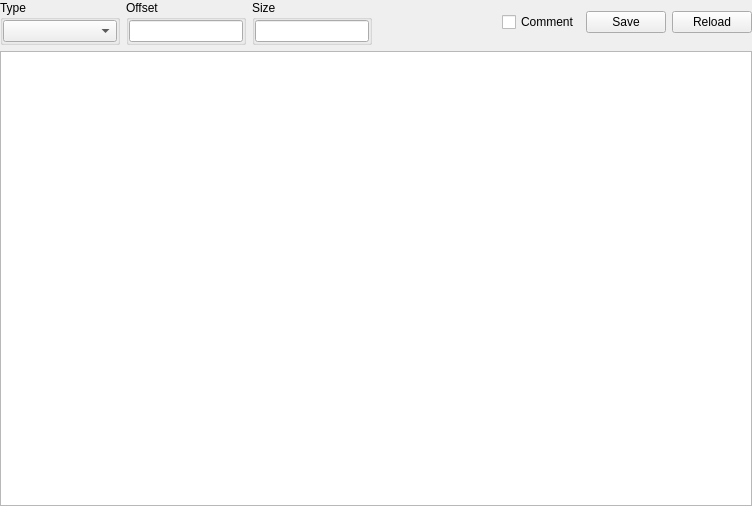
First picture: the form in xfileinfowidget.ui, repository horsicq/XFileInfo, before the edit.
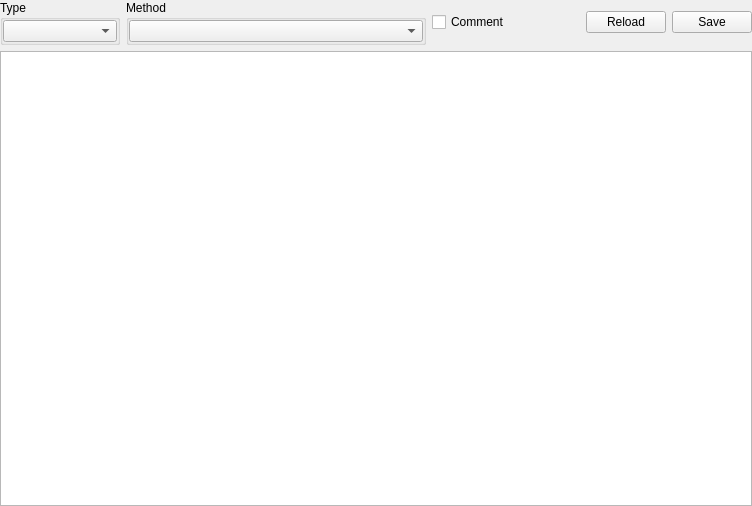
Second picture: the form after the edit. Custom widgets are drawn as their Qt base class.

Diff of the .ui file:
```diff
--- a/xfileinfowidget.ui
+++ b/xfileinfowidget.ui
@@ -59,15 +59,15 @@
       </widget>
      </item>
      <item>
-      <widget class="QGroupBox" name="groupBoxOffset">
-       <property name="maximumSize">
+      <widget class="QGroupBox" name="groupBoxMethod">
+       <property name="minimumSize">
         <size>
-         <width>120</width>
-         <height>16777215</height>
+         <width>300</width>
+         <height>0</height>
         </size>
        </property>
        <property name="title">
-        <string>Offset</string>
+        <string>Method</string>
        </property>
        <layout class="QVBoxLayout" name="verticalLayout_7">
         <property name="leftMargin">
@@ -83,53 +83,16 @@
          <number>0</number>
         </property>
         <item>
-         <widget class="XLineEditHEX" name="lineEditOffset">
-          <property name="alignment">
-           <set>Qt::AlignCenter</set>
-          </property>
-          <property name="readOnly">
-           <bool>true</bool>
-          </property>
-         </widget>
+         <widget class="QComboBox" name="comboBoxMethod"/>
         </item>
        </layout>
       </widget>
      </item>
      <item>
-      <widget class="QGroupBox" name="groupBoxSize">
-       <property name="maximumSize">
-        <size>
-         <width>120</width>
-         <height>16777215</height>
-        </size>
+      <widget class="QCheckBox" name="checkBoxComment">
+       <property name="text">
+        <string>Comment</string>
        </property>
-       <property name="title">
-        <string>Size</string>
-       </property>
-       <layout class="QVBoxLayout" name="verticalLayout_8">
-        <property name="leftMargin">
-         <number>0</number>
-        </property>
-        <property name="topMargin">
-         <number>0</number>
-        </property>
-        <property name="rightMargin">
-         <number>0</number>
-        </property>
-        <property name="bottomMargin">
-         <number>0</number>
-        </property>
-        <item>
-         <widget class="XLineEditHEX" name="lineEditSize">
-          <property name="alignment">
-           <set>Qt::AlignCenter</set>
-          </property>
-          <property name="readOnly">
-           <bool>true</bool>
-          </property>
-         </widget>
-        </item>
-       </layout>
       </widget>
      </item>
      <item>
@@ -145,20 +108,6 @@
        </property>
       </spacer>
      </item>
-     <item>
-      <widget class="QCheckBox" name="checkBoxComment">
-       <property name="text">
-        <string>Comment</string>
-       </property>
-      </widget>
-     </item>
-     <item>
-      <widget class="QPushButton" name="pushButtonSave">
-       <property name="text">
-        <string>Save</string>
-       </property>
-      </widget>
-     </item>
      <item>
       <widget class="QPushButton" name="pushButtonReload">
        <property name="text">
@@ -166,6 +115,13 @@
        </property>
       </widget>
      </item>
+     <item>
+      <widget class="QPushButton" name="pushButtonSave">
+       <property name="text">
+        <string>Save</string>
+       </property>
+      </widget>
+     </item>
     </layout>
    </item>
    <item>
@@ -183,13 +139,6 @@
    </item>
   </layout>
  </widget>
- <customwidgets>
-  <customwidget>
-   <class>XLineEditHEX</class>
-   <extends>QLineEdit</extends>
-   <header>xlineedithex.h</header>
-  </customwidget>
- </customwidgets>
  <resources/>
  <connections/>
 </ui>
```
Left out of the diff: 2 changed lines with no effect on the pictures.
